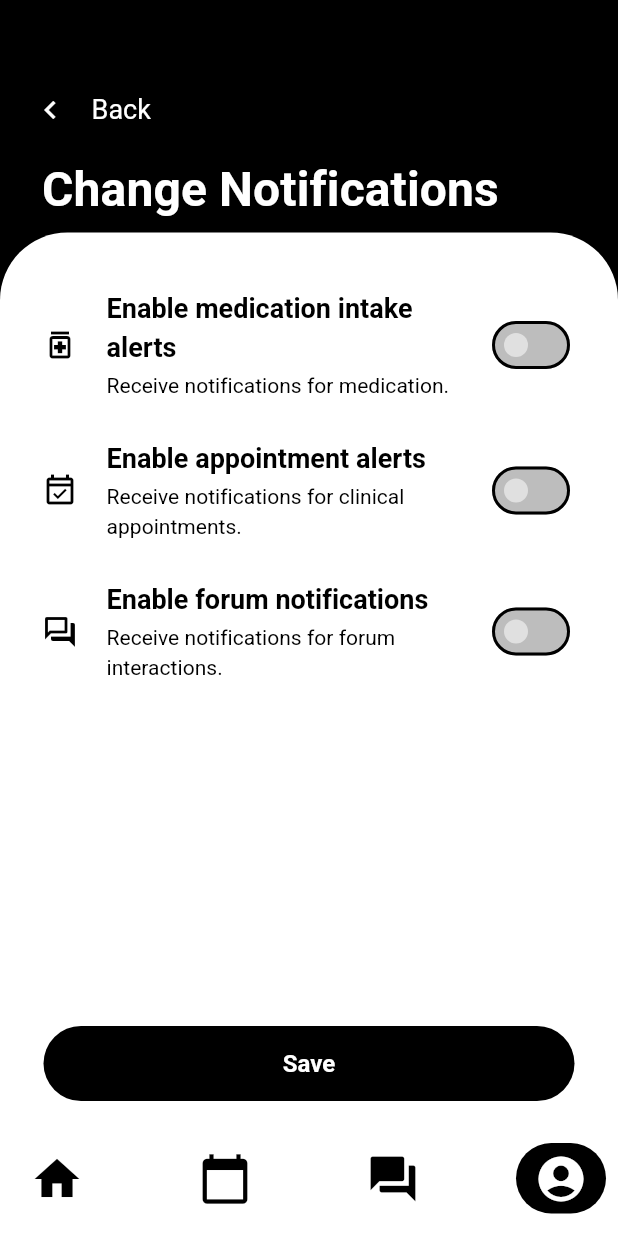
After one commit to bacon-king/a4a_mobile_app, a Flutter app: the ChangeNotificationsScreen screen opened directly, on a phone screen of 412 x 824 dp. The commit adds this screen. Run offline on Flutter 3.47's test engine with Material 3 defaults, Android fonts, the phone set to English and light mode, and no system bars; our stand-ins replace fluttertoast, form_field_validator, shared_preferences, supabase_flutter; accounts and stored records are empty.

Commit message:
Added Change Notifications and FAQs Screen + Edits
Added the change notifications and FAQs screen with some changes with my previously added screens

```diff
--- a/lib/providers/app_state_provider.dart
+++ b/lib/providers/app_state_provider.dart
@@ -20,6 +20,9 @@ class AppStateProvider extends ChangeNotifier {
       case 'forum':
         _currentScreen = 'splash';
         break;
+      case 'faq':
+        _currentScreen = 'account';
+        break;
       case 'edit_profile':
       case 'change_password':
         _currentScreen = 'account';
--- /dev/null
+++ b/lib/screens/change_notifications_screen.dart
@@ -0,0 +1,397 @@
+import 'package:flutter/material.dart';
+import '../widgets/bottom_navigation_bar.dart';
+
+class ChangeNotificationsScreen extends StatefulWidget {
+  final Function(String)? onNavigate;
+
+  const ChangeNotificationsScreen({super.key, this.onNavigate});
+
+  @override
+  State<ChangeNotificationsScreen> createState() =>
+      _ChangeNotificationsScreenState();
+}
+
+class _ChangeNotificationsScreenState extends State<ChangeNotificationsScreen> {
+  bool _medicationEnabled = false;
+  bool _appointmentsEnabled = false;
+  bool _forumEnabled = false;
+
+  bool _editingMedication = false;
+  bool _editingAppointments = false;
+  bool _editingForum = false;
+
+  final TextEditingController _medicationController =
+      TextEditingController(text: 'Receive notifications for medication.');
+  final TextEditingController _appointmentsController = TextEditingController(
+      text: 'Receive notifications for clinical appointments.');
+  final TextEditingController _forumController = TextEditingController(
+      text: 'Receive notifications for forum interactions.');
+
+  @override
+  void dispose() {
+    _medicationController.dispose();
+    _appointmentsController.dispose();
+    _forumController.dispose();
+    super.dispose();
+  }
+
+  @override
+  Widget build(BuildContext context) {
+    final screenHeight = MediaQuery.of(context).size.height;
+    final safeAreaBottom = MediaQuery.of(context).padding.bottom;
+    const navBarHeight = 76.0;
+
+    return Scaffold(
+      backgroundColor: Colors.black,
+      body: SafeArea(
+        child: Stack(
+          children: [
+            Positioned(
+              left: 0,
+              top: 155,
+              child: Container(
+                width: MediaQuery.of(context).size.width,
+                height: screenHeight - 155 - navBarHeight - safeAreaBottom,
+                decoration: const BoxDecoration(
+                  color: Colors.white,
+                  borderRadius: BorderRadius.only(
+                    topLeft: Radius.circular(45),
+                    topRight: Radius.circular(45),
+                  ),
+                ),
+                child: SingleChildScrollView(
+                  padding: const EdgeInsets.fromLTRB(28.0, 28.0, 28.0, 40.0),
+                  child: Column(
+                    crossAxisAlignment: CrossAxisAlignment.start,
+                    children: [
+                      const SizedBox(height: 10),
+                      _buildMedicationSection(),
+                      const SizedBox(height: 26),
+                      _buildAppointmentsSection(),
+                      const SizedBox(height: 26),
+                      _buildForumSection(),
+                      const SizedBox(height: 85),
+                    ],
+                  ),
+                ),
+              ),
+            ),
+
+            // Back Button
+            Positioned(
+              left: 18,
+              top: 58,
+              child: GestureDetector(
+                onTap: () => widget.onNavigate?.call('account'),
+                child: Row(
+                  children: [
+                    Container(
+                      width: 31,
+                      height: 31,
+                      decoration: BoxDecoration(
+                        color: Colors.transparent,
+                        borderRadius: BorderRadius.circular(15.5),
+                      ),
+                      child: const Icon(
+                        Icons.chevron_left,
+                        color: Colors.white,
+                        size: 24,
+                      ),
+                    ),
+                    const SizedBox(width: 12),
+                    const Text(
+                      'Back',
+                      style: TextStyle(
+                        color: Colors.white,
+                        fontSize: 18,
+                        fontWeight: FontWeight.w500,
+                      ),
+                    ),
+                  ],
+                ),
+              ),
+            ),
+
+            // Title
+            Positioned(
+              left: 28,
+              top: 108,
+              child: Text(
+                'Change Notifications',
+                style: Theme.of(context).textTheme.displayLarge?.copyWith(
+                      color: Colors.white,
+                      fontSize: 32,
+                      fontWeight: FontWeight.bold,
+                    ),
+              ),
+            ),
+
+            // Save Button (fixed above bottom navigation)
+            Positioned(
+              left: 29,
+              right: 29,
+              bottom: 90,
+              child: _buildSaveButton(),
+            ),
+
+            // Bottom Navigation
+            Positioned(
+              left: 0,
+              bottom: 0,
+              child: CustomBottomNavigationBar(
+                currentIndex: 2,
+                onNavigate: widget.onNavigate,
+              ),
+            ),
+          ],
+        ),
+      ),
+    );
+  }
+
+  Widget _buildSaveButton() {
+    return Container(
+      width: double.infinity,
+      height: 50,
+      decoration: BoxDecoration(
+        color: Colors.black,
+        borderRadius: BorderRadius.circular(40),
+      ),
+      child: Material(
+        color: Colors.transparent,
+        child: InkWell(
+          borderRadius: BorderRadius.circular(40),
+          onTap: _handleSave,
+          child: const Center(
+            child: Text(
+              'Save',
+              style: TextStyle(
+                color: Colors.white,
+                fontSize: 16,
+                fontWeight: FontWeight.w600,
+              ),
+            ),
+          ),
+        ),
+      ),
+    );
+  }
+
+  void _handleSave() {
+    ScaffoldMessenger.of(context).showSnackBar(
+      const SnackBar(
+        content: Center(
+          child: Text(
+            'Notification preferences saved',
+            textAlign: TextAlign.center,
+            style: TextStyle(color: Colors.black),
+          ),
+        ),
+        backgroundColor: Colors.white,
+      ),
+    );
+    widget.onNavigate?.call('account');
+  }
+
+  Widget _buildSection({
+    required IconData icon,
+    required String title,
+    required String subtitle,
+    required bool enabled,
+    required ValueChanged<bool> onToggle,
+    required bool isEditing,
+    required VoidCallback onTapEdit,
+    required TextEditingController controller,
+  }) {
+    return Column(
+      crossAxisAlignment: CrossAxisAlignment.start,
+      children: [
+        Row(
+          crossAxisAlignment: CrossAxisAlignment.center,
+          children: [
+            Icon(icon, color: Colors.black, size: 24),
+            const SizedBox(width: 19),
+            Expanded(
+              child: Column(
+                crossAxisAlignment: CrossAxisAlignment.start,
+                children: [
+                  Text(
+                    title,
+                    style: const TextStyle(
+                      color: Colors.black,
+                      fontSize: 18,
+                      fontWeight: FontWeight.w600,
+                    ),
+                  ),
+                  const SizedBox(height: 2),
+                  Text(
+                    subtitle,
+                    style: const TextStyle(
+                      color: Colors.black,
+                      fontSize: 14,
+                      fontWeight: FontWeight.w400,
+                    ),
+                  ),
+                ],
+              ),
+            ),
+            Switch(
+              value: enabled,
+              onChanged: onToggle,
+              activeColor: Colors.black,
+              inactiveThumbColor: Colors.grey[300],
+              inactiveTrackColor: Colors.grey[400],
+            ),
+          ],
+        ),
+        if (enabled) const SizedBox(height: 18),
+        if (enabled)
+          const Text(
+            'Text Notification',
+            style: TextStyle(
+              color: Colors.black,
+              fontSize: 14,
+              fontWeight: FontWeight.bold,
+            ),
+          ),
+        if (enabled) const SizedBox(height: 1),
+        if (enabled)
+          isEditing
+              ? _buildEditableTextField(
+                  controller: controller,
+                  onSave:
+                      onTapEdit, // placeholder, will be overridden by specific calls
+                )
+              : _buildReadOnlyText(
+                  text: controller.text,
+                  onEdit: onTapEdit,
+                ),
+      ],
+    );
+  }
+
+  Widget _buildEditableTextField({
+    required TextEditingController controller,
+    required VoidCallback onSave,
+  }) {
+    return Column(
+      crossAxisAlignment: CrossAxisAlignment.start,
+      children: [
+        Container(
+          height: 40,
+          decoration: BoxDecoration(
+            color: Colors.white,
+            border: Border.all(color: const Color(0xFF5A5A5A), width: 1),
+          ),
+          child: Padding(
+            padding: const EdgeInsets.symmetric(horizontal: 12),
+            child: TextField(
+              controller: controller,
+              style: const TextStyle(color: Colors.black, fontSize: 16),
+              decoration: const InputDecoration(
+                hintText: 'Edit notification text',
+                hintStyle: TextStyle(color: Color(0xFF5A5A5A), fontSize: 16),
+                border: InputBorder.none,
+                errorBorder: InputBorder.none,
+                enabledBorder: InputBorder.none,
+                focusedBorder: InputBorder.none,
+                disabledBorder: InputBorder.none,
+                focusedErrorBorder: InputBorder.none,
+                contentPadding: EdgeInsets.symmetric(vertical: 9),
+              ),
+            ),
+          ),
+        ),
+        const SizedBox(height: 8),
+        Align(
+          alignment: Alignment.centerRight,
+          child: GestureDetector(
+            onTap: () {
+              setState(() {});
+              onSave();
+            },
+            child: const Text(
+              'Save',
+              style: TextStyle(
+                color: Colors.black,
+                fontSize: 14,
+                fontWeight: FontWeight.bold,
+              ),
+            ),
+          ),
+        ),
+      ],
+    );
+  }
+
+  Widget _buildReadOnlyText(
+      {required String text, required VoidCallback onEdit}) {
+    return Row(
+      crossAxisAlignment: CrossAxisAlignment.center,
+      children: [
+        Expanded(
+          child: Text(
+            text,
+            style: const TextStyle(
+              color: Colors.black,
+              fontSize: 16,
+              fontWeight: FontWeight.w400,
+            ),
+          ),
+        ),
+        const SizedBox(width: 8),
+        GestureDetector(
+          onTap: onEdit,
+          child: const Text(
+            'Edit',
+            style: TextStyle(
+              color: Colors.black,
+              fontSize: 14,
+              fontWeight: FontWeight.bold,
+            ),
+          ),
+        ),
+      ],
+    );
+  }
+
+  Widget _buildMedicationSection() {
+    return _buildSection(
+      icon: Icons.medication_outlined,
+      title: 'Enable medication intake alerts',
+      subtitle: 'Receive notifications for medication.',
+      enabled: _medicationEnabled,
+      onToggle: (v) => setState(() => _medicationEnabled = v),
+      isEditing: _editingMedication,
+      onTapEdit: () => setState(() => _editingMedication = !_editingMedication),
+      controller: _medicationController,
+    );
+  }
+
+  Widget _buildAppointmentsSection() {
+    return _buildSection(
+      icon: Icons.event_available_outlined,
+      title: 'Enable appointment alerts',
+      subtitle: 'Receive notifications for clinical appointments.',
+      enabled: _appointmentsEnabled,
+      onToggle: (v) => setState(() => _appointmentsEnabled = v),
+      isEditing: _editingAppointments,
+      onTapEdit: () =>
+          setState(() => _editingAppointments = !_editingAppointments),
+      controller: _appointmentsController,
+    );
+  }
+
+  Widget _buildForumSection() {
+    return _buildSection(
+      icon: Icons.forum_outlined,
+      title: 'Enable forum notifications',
+      subtitle: 'Receive notifications for forum interactions.',
+      enabled: _forumEnabled,
+      onToggle: (v) => setState(() => _forumEnabled = v),
+      isEditing: _editingForum,
+      onTapEdit: () => setState(() => _editingForum = !_editingForum),
+      controller: _forumController,
+    );
+  }
+}
```
Also changed, not shown: lib/screens/app_screen.dart (+10 -0 lines), lib/screens/change_password_screen.dart (+15 -0 lines), lib/screens/edit_profile_screen.dart (+10 -0 lines), lib/screens/faq_screen.dart (added, +168 -0 lines), lib/screens/profile_screen.dart (+9 -16 lines).
